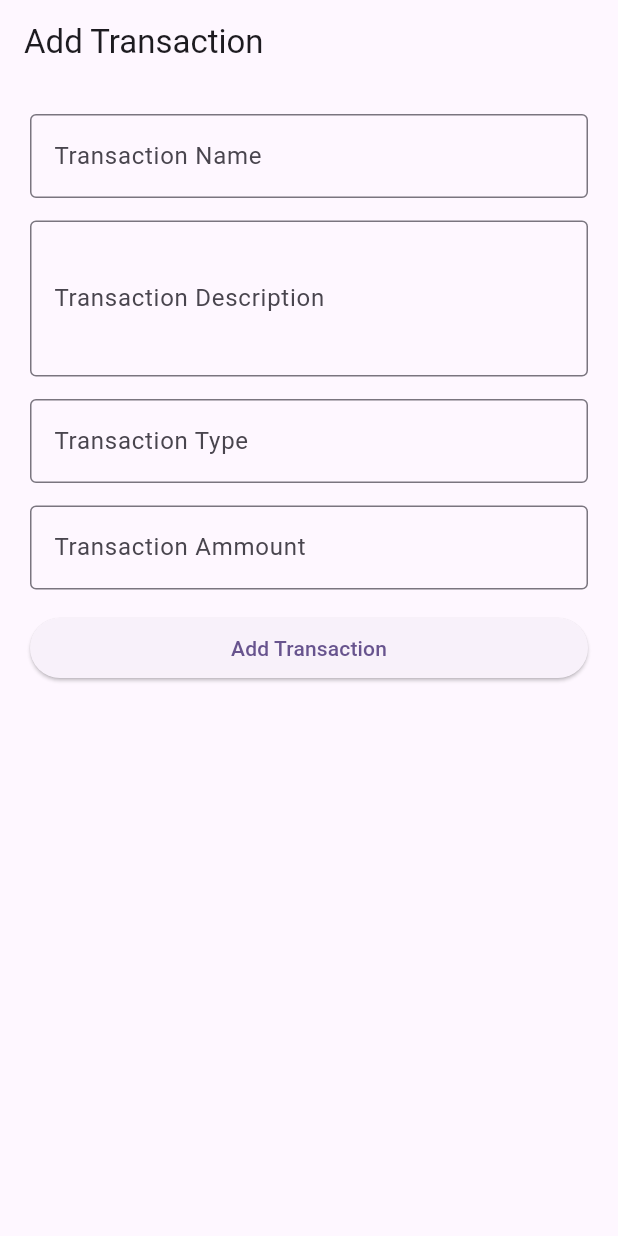
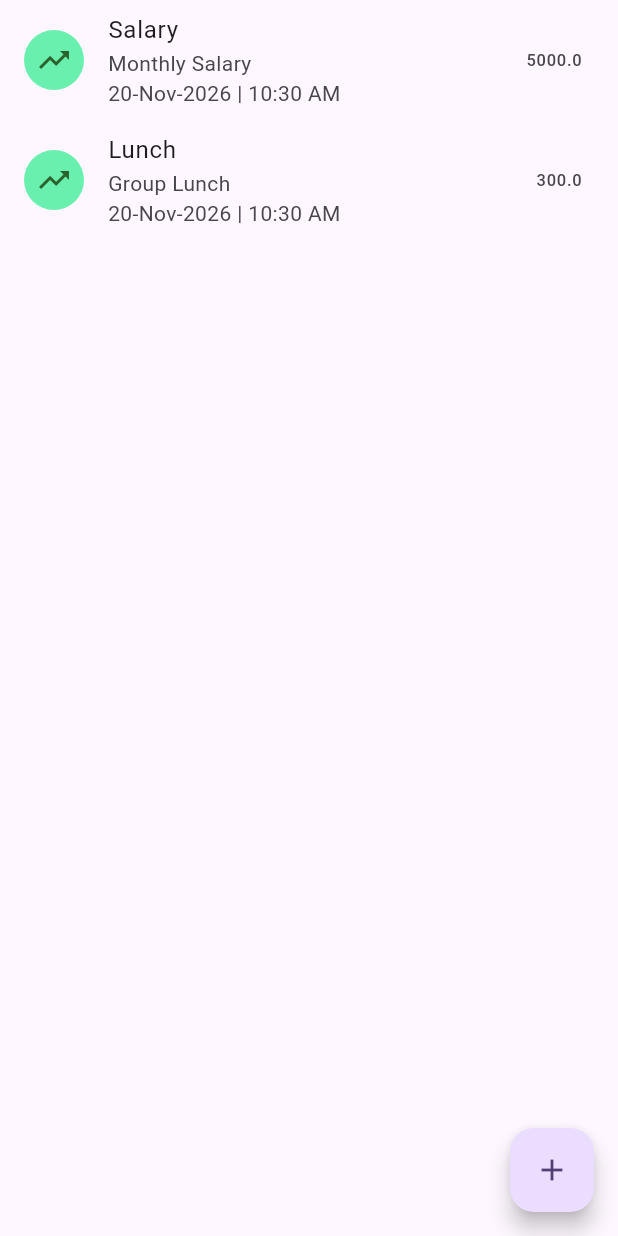
Before and after one commit to Mohammad-Nahid-Islam-Joy/simple_expance_tracker_flutter_assignment_02, a Flutter app: the screen it shows after launch, on a phone screen of 412 x 824 dp. Run offline on Flutter 3.47's test engine with Material 3 defaults, Android fonts, the phone set to English and light mode, and no system bars; our stand-ins replace material_ui.

Commit message:
Added Simple HomePage and Transaction Tile

```diff
--- a/lib/bootstrap/app.dart
+++ b/lib/bootstrap/app.dart
@@ -1,4 +1,4 @@
-import 'package:expance_tracker/pages/add_transaction_page.dart';
+import 'package:expance_tracker/pages/home_page.dart';
 import 'package:material_ui/material_ui.dart';
 
 class App extends StatelessWidget {
@@ -7,9 +7,10 @@ class App extends StatelessWidget {
   @override
   Widget build(BuildContext context) {
     return MaterialApp(
-      title: 'Flutter Demo',
+      debugShowCheckedModeBanner: false,
+      title: 'Expance Tracker',
       theme: ThemeData(colorScheme: .fromSeed(seedColor: Colors.deepPurple)),
-      home: const AddTransactionPage(),
+      home: const HomePage(),
     );
   }
 }
--- /dev/null
+++ b/lib/pages/home_page.dart
@@ -0,0 +1,73 @@
+import 'package:expance_tracker/models/transaction_entry.dart';
+import 'package:expance_tracker/pages/add_transaction_page.dart';
+import 'package:expance_tracker/widget/transaction_tile.dart';
+import 'package:material_ui/material_ui.dart';
+
+class HomePage extends StatefulWidget {
+  const HomePage({super.key});
+
+  @override
+  State<HomePage> createState() => _HomePageState();
+}
+
+class _HomePageState extends State<HomePage> {
+  final List<TransactionEntry> transactions = [
+    TransactionEntry(
+      name: "Salary",
+      description: "Monthly Salary",
+      type: "Income",
+      amount: 5000,
+      time: DateTime.now(),
+    ),
+    TransactionEntry(
+      name: "Lunch",
+      description: "Group Lunch",
+      type: "Expance",
+      amount: 300,
+      time: DateTime.now(),
+    ),
+  ];
+
+  @override
+  Widget build(BuildContext context) {
+    Future<void> _gotoAddPage() async {
+      final transaction = await Navigator.push<TransactionEntry>(
+        context,
+        MaterialPageRoute(builder: (context) => const AddTransactionPage()),
+      );
+
+      if (!mounted || transaction == null) {
+        return;
+      }
+
+      setState(() {
+        transactions.add(transaction);
+      });
+    }
+
+    return Scaffold(
+      body: transactions.isEmpty
+          ? const Text("NO products Added")
+          : ListView.builder(
+              itemCount: transactions.length,
+              itemBuilder: (context, index) {
+                final transaction = transactions[index];
+
+                return Builder(
+                  builder: (tileContext) {
+                    return TransactionTile(
+                      transaction: transaction,
+                      onLongPressed: () {},
+                    );
+                  },
+                );
+              },
+            ),
+
+      floatingActionButton: FloatingActionButton(
+        onPressed: _gotoAddPage,
+        child: const Icon(Icons.add),
+      ),
+    );
+  }
+}
--- /dev/null
+++ b/lib/widget/transaction_tile.dart
@@ -0,0 +1,32 @@
+import 'package:expance_tracker/models/transaction_entry.dart';
+import 'package:intl/intl.dart';
+import 'package:material_ui/material_ui.dart';
+
+class TransactionTile extends StatelessWidget {
+  final TransactionEntry transaction;
+  final VoidCallback onLongPressed;
+  const TransactionTile({
+    super.key,
+    required this.transaction,
+    required this.onLongPressed,
+  });
+
+  @override
+  Widget build(BuildContext context) {
+    return GestureDetector(
+      onLongPress: onLongPressed,
+      child: ListTile(
+        leading: const CircleAvatar(
+          backgroundColor: Colors.greenAccent,
+          foregroundColor: Color.fromARGB(255, 42, 97, 44),
+          child: Icon(Icons.trending_up),
+        ),
+        title: Text(transaction.name),
+        subtitle: Text(
+          '${transaction.description}\n${DateFormat('dd-MMM-yyyy | hh:mm a').format(transaction.time)}',
+        ),
+        trailing: Text(transaction.amount.toString()),
+      ),
+    );
+  }
+}
--- a/pubspec.yaml
+++ b/pubspec.yaml
@@ -35,6 +35,7 @@ dependencies:
   # The following adds the Cupertino Icons font to your application.
   # Use with the CupertinoIcons class for iOS style icons.
   cupertino_icons: ^1.0.8
+  intl: ^0.20.3
 
 dev_dependencies:
   flutter_test:
```
Also changed, not shown: pubspec.lock.
